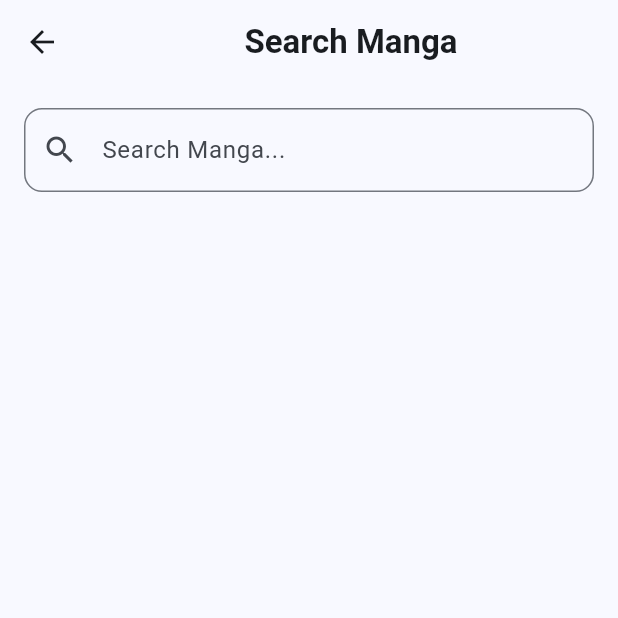
After one commit to MichaelRichi/project-akhir-MangaPedia, a Flutter app: the HomeScreen screen opened directly, after a tap on "Search Manga...", on a phone screen of 412 x 824 dp, the top half of it. The commit adds this screen. Run offline on Flutter 3.47's test engine with Material 3 defaults, Android fonts, the light colour scheme and no system bars; our stand-ins replace cached_network_image, image_picker, shared_preferences; accounts and stored records are empty; network calls fail.

Commit message:
ADD : Search Screen

```diff
--- a/flutter_mangapedia/lib/screens/home_screen.dart
+++ b/flutter_mangapedia/lib/screens/home_screen.dart
@@ -3,6 +3,7 @@ import 'package:flutter_mangapedia/data/manga_data.dart';
 import 'package:flutter_mangapedia/models/manga.dart';
 import 'package:flutter_mangapedia/screens/detail_screen.dart';
 import 'package:flutter_mangapedia/screens/ranking_screen.dart'; // Pastikan RankingScreen sudah diimport
+import 'package:flutter_mangapedia/screens/search_screen.dart';
 import 'package:shared_preferences/shared_preferences.dart';
 
 class HomeScreen extends StatefulWidget {
@@ -19,8 +20,8 @@ class _HomeScreenState extends State<HomeScreen> {
   // Fungsi untuk mencari manga berdasarkan nama
   void _searchManga(String query) {
     final results = mangaList
-        .where((manga) =>
-            manga.title.toLowerCase().contains(query.toLowerCase()))
+        .where(
+            (manga) => manga.title.toLowerCase().contains(query.toLowerCase()))
         .toList();
 
     setState(() {
@@ -59,7 +60,16 @@ class _HomeScreenState extends State<HomeScreen> {
             children: [
               // Search Bar
               Padding(
-                padding: const EdgeInsets.symmetric(horizontal: 16, vertical: 8),
+                padding:
+                    const EdgeInsets.symmetric(horizontal: 16, vertical: 8),
+                child: GestureDetector(
+                  onTap: () {
+                    Navigator.push(
+                      context,
+                      MaterialPageRoute(builder: (context) => SearchScreen()),
+                    );
+                  },
+                  child: AbsorbPointer(
                     child: TextField(
                       controller: searchController,
                       decoration: InputDecoration(
@@ -69,7 +79,10 @@ class _HomeScreenState extends State<HomeScreen> {
                           borderRadius: BorderRadius.circular(12),
                         ),
                       ),
-                  onChanged: _searchManga, // Panggil fungsi search saat teks berubah
+                      onChanged:
+                          _searchManga, // Panggil fungsi search saat teks berubah
+                    ),
+                  ),
                 ),
               ),
               // Tombol RANKING MANGA
@@ -82,7 +95,8 @@ class _HomeScreenState extends State<HomeScreen> {
                     backgroundColor: Colors.lightBlueAccent, // Warna tombol
                     padding: const EdgeInsets.symmetric(vertical: 16.0),
                     shape: RoundedRectangleBorder(
-                      borderRadius: BorderRadius.circular(10), // Sudut melengkung
+                      borderRadius:
+                          BorderRadius.circular(10), // Sudut melengkung
                     ),
                   ),
                   child: const Row(
@@ -155,7 +169,8 @@ class _HomeScreenState extends State<HomeScreen> {
                               ),
                             ),
                             Padding(
-                              padding: const EdgeInsets.only(left: 16, bottom: 8),
+                              padding:
+                                  const EdgeInsets.only(left: 16, bottom: 8),
                               child: Row(
                                 children: [
                                   const Icon(
--- /dev/null
+++ b/flutter_mangapedia/lib/screens/search_screen.dart
@@ -0,0 +1,94 @@
+import 'package:flutter/material.dart';
+import 'package:flutter_mangapedia/data/manga_data.dart';
+import 'package:flutter_mangapedia/models/manga.dart';
+import 'package:flutter_mangapedia/screens/detail_screen.dart';
+
+class SearchScreen extends StatefulWidget {
+  const SearchScreen({super.key});
+
+  @override
+  State<SearchScreen> createState() => _SearchScreenState();
+}
+
+class _SearchScreenState extends State<SearchScreen> {
+  TextEditingController searchController = TextEditingController();
+  List<Manga> searchResults = [];
+
+  void _searchManga(String query) {
+    final results = mangaList.where((manga) {
+      final titleLower = manga.title.toLowerCase();
+      final searchLower = query.toLowerCase();
+      return titleLower.contains(searchLower);
+    }).toList();
+
+    setState(() {
+      searchResults = results;
+    });
+  }
+
+  @override
+  Widget build(BuildContext context) {
+    return Scaffold(
+      appBar: AppBar(
+        title: const Center(
+            child: Text(
+          'Search Manga',
+          style: TextStyle(fontWeight: FontWeight.bold),
+        )),
+      ),
+      body: Padding(
+        padding: const EdgeInsets.all(16.0),
+        child: Column(
+          children: [
+            TextField(
+              controller: searchController,
+              decoration: InputDecoration(
+                hintText: 'Search Manga...',
+                prefixIcon: const Icon(Icons.search),
+                border: OutlineInputBorder(
+                  borderRadius: BorderRadius.circular(12),
+                ),
+              ),
+              onChanged: _searchManga,
+            ),
+            const SizedBox(height: 16),
+            Expanded(
+              child: ListView.builder(
+                itemCount: searchResults.length,
+                itemBuilder: (context, index) {
+                  final manga = searchResults[index];
+                  return ListTile(
+                    leading: Image.asset(manga.imageAsset,
+                        width: 50, height: 50, fit: BoxFit.cover),
+                    title: Text(
+                      manga.title,
+                      style: const TextStyle(
+                        fontWeight: FontWeight.bold,
+                        fontSize: 16,
+                      ),
+                    ),
+                    subtitle: Text(
+                      'MAL Score: ${manga.malScore}',
+                      style: const TextStyle(
+                        fontSize: 14,
+                        color: Colors.grey,
+                      ),
+                    ),
+                    onTap: () {
+                      Navigator.push(
+                        context,
+                        MaterialPageRoute(
+                          builder: (context) => DetailScreen(manga: manga),
+                        ),
+                      );
+                    },
+                  );
+                },
+              ),
+            ),
+          ],
+        ),
+      ),
+    );
+  }
+}
```
Also changed, not shown: flutter_mangapedia/lib/data/user_data.dart (+10 -2 lines), flutter_mangapedia/lib/screens/detail_screen.dart (+16 -10 lines), flutter_mangapedia/lib/screens/register_screen.dart (+11 -10 lines). Lines whose indentation alone changed are shown as unchanged.
